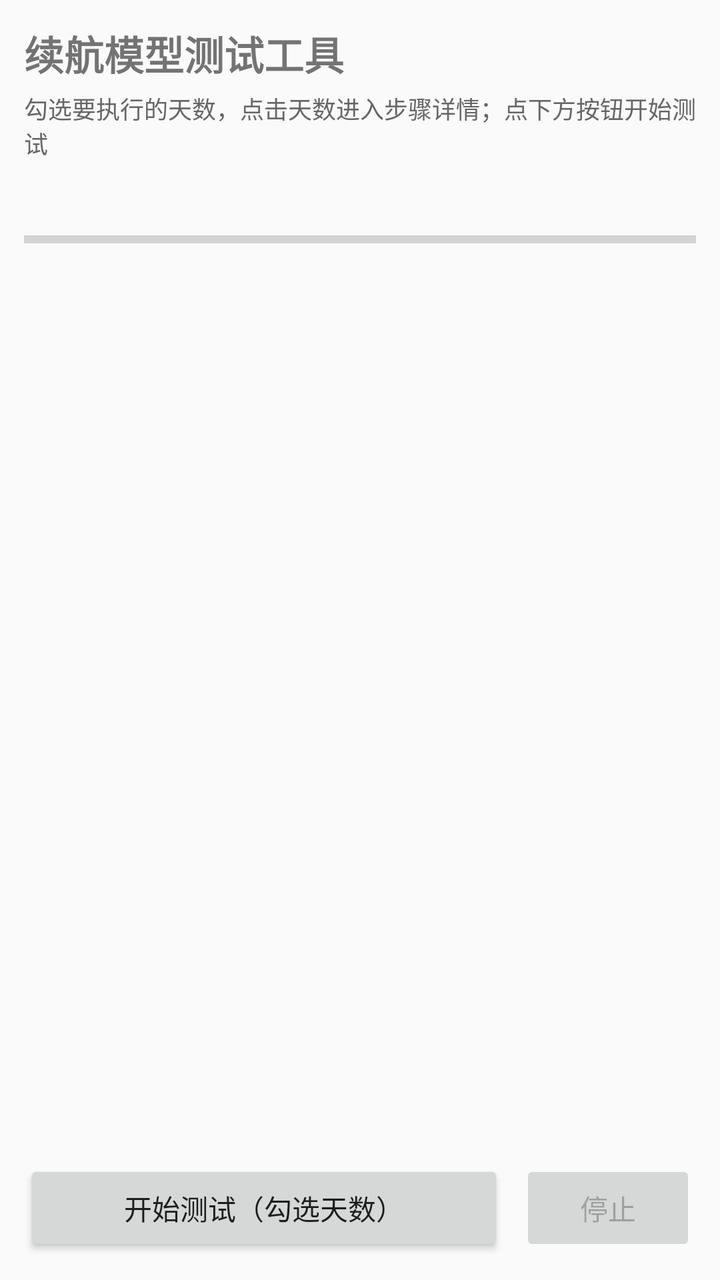
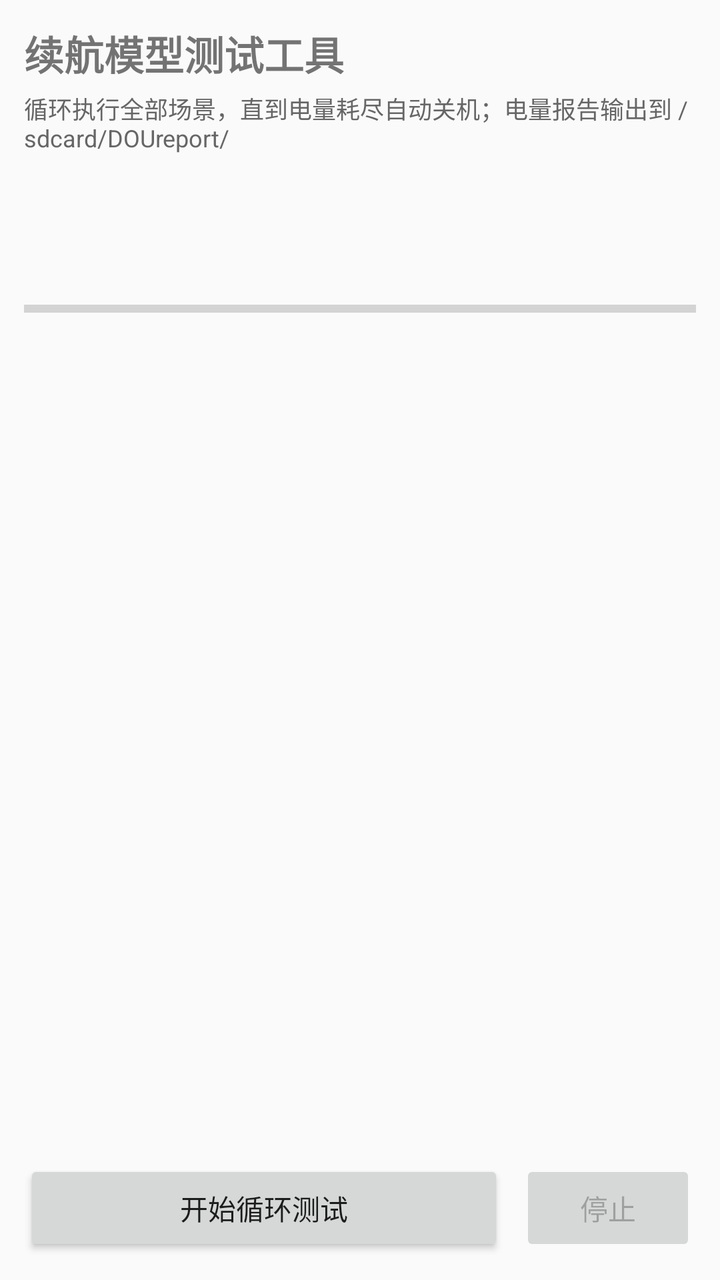

Before-and-after screenshots of an Android layout around one commit, followed by the original layout XML and the change that was made.
<!-- AndroidManifest.xml: application theme Theme.TestDrive -->
<!-- res/layout/activity_main.xml -->
<?xml version="1.0" encoding="utf-8"?>
<LinearLayout xmlns:android="http://schemas.android.com/apk/res/android"
    android:layout_width="match_parent"
    android:layout_height="match_parent"
    android:orientation="vertical"
    android:padding="12dp">

    <TextView
        android:id="@+id/tvHomeTitle"
        android:layout_width="match_parent"
        android:layout_height="wrap_content"
        android:text="@string/app_name"
        android:textSize="20sp"
        android:textStyle="bold"
        android:layout_marginBottom="4dp" />

    <TextView
        android:id="@+id/tvTip"
        android:layout_width="match_parent"
        android:layout_height="wrap_content"
        android:text="勾选要执行的天数，点击天数进入步骤详情；点下方按钮开始测试"
        android:textColor="#666666"
        android:textSize="12sp"
        android:layout_marginBottom="10dp" />

    
    <TextView
        android:id="@+id/tvOverall"
        android:layout_width="match_parent"
        android:layout_height="wrap_content"
        android:textSize="13sp"
        android:layout_marginBottom="2dp" />

    <ProgressBar
        android:id="@+id/pbOverall"
        style="?android:attr/progressBarStyleHorizontal"
        android:layout_width="match_parent"
        android:layout_height="20dp"
        android:max="100"
        android:layout_marginBottom="12dp" />

    <ListView
        android:id="@+id/listDays"
        android:layout_width="match_parent"
        android:layout_height="0dp"
        android:layout_weight="1" />

    <LinearLayout
        android:layout_width="match_parent"
        android:layout_height="wrap_content"
        android:orientation="horizontal"
        android:layout_marginTop="8dp">

        <Button
            android:id="@+id/btnStartDays"
            android:layout_width="0dp"
            android:layout_height="wrap_content"
            android:layout_weight="1"
            android:text="开始测试（勾选天数）" />

        <Button
            android:id="@+id/btnStopDays"
            android:layout_width="wrap_content"
            android:layout_height="wrap_content"
            android:layout_marginStart="8dp"
            android:text="停止"
            android:enabled="false" />

    </LinearLayout>

</LinearLayout>
<!-- resources referenced by this layout -->
<resources>
  <string name="app_name">续航模型测试工具</string>
  <style name="Theme.TestDrive" parent="Theme.AppCompat.Light.DarkActionBar" />
</resources>

<!-- the commit's change to res/layout/activity_main.xml (unified diff, before → after) -->
@@ -18,10 +18,27 @@
         android:id="@+id/tvTip"
         android:layout_width="match_parent"
         android:layout_height="wrap_content"
-        android:text="勾选要执行的天数，点击天数进入步骤详情；点下方按钮开始测试"
+        android:text="循环执行全部场景，直到电量耗尽自动关机；电量报告输出到 /sdcard/DOUreport/"
         android:textColor="#666666"
         android:textSize="12sp"
-        android:layout_marginBottom="10dp" />
+        android:layout_marginBottom="8dp" />
+
+    
+    <TextView
+        android:id="@+id/tvCycle"
+        android:layout_width="match_parent"
+        android:layout_height="wrap_content"
+        android:textSize="14sp"
+        android:textStyle="bold"
+        android:layout_marginBottom="2dp" />
+
+    <TextView
+        android:id="@+id/tvBattery"
+        android:layout_width="match_parent"
+        android:layout_height="wrap_content"
+        android:textSize="13sp"
+        android:textColor="#444444"
+        android:layout_marginBottom="2dp" />
 
     
     <TextView
@@ -35,12 +52,12 @@
         android:id="@+id/pbOverall"
         style="?android:attr/progressBarStyleHorizontal"
         android:layout_width="match_parent"
-        android:layout_height="20dp"
+        android:layout_height="18dp"
         android:max="100"
-        android:layout_marginBottom="12dp" />
+        android:layout_marginBottom="10dp" />
 
     <ListView
-        android:id="@+id/listDays"
+        android:id="@+id/listSteps"
         android:layout_width="match_parent"
         android:layout_height="0dp"
         android:layout_weight="1" />
@@ -56,7 +73,7 @@
             android:layout_width="0dp"
             android:layout_height="wrap_content"
             android:layout_weight="1"
-            android:text="开始测试（勾选天数）" />
+            android:text="开始循环测试" />
 
         <Button
             android:id="@+id/btnStopDays"
